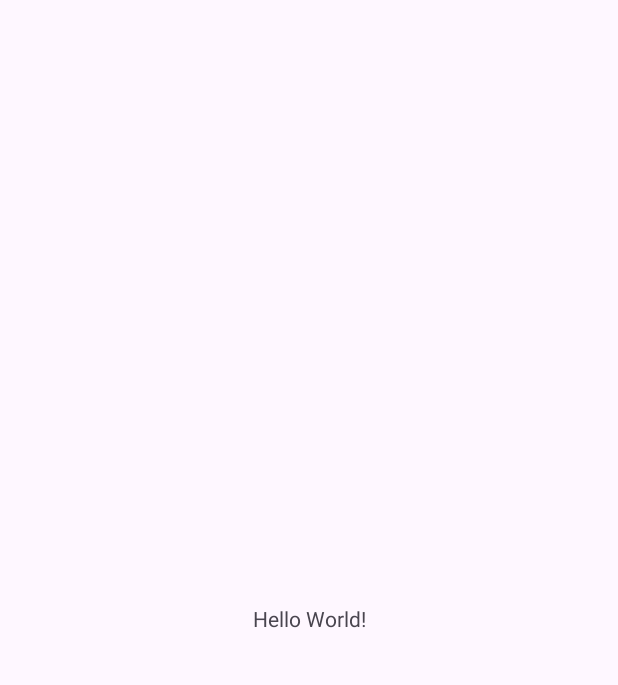
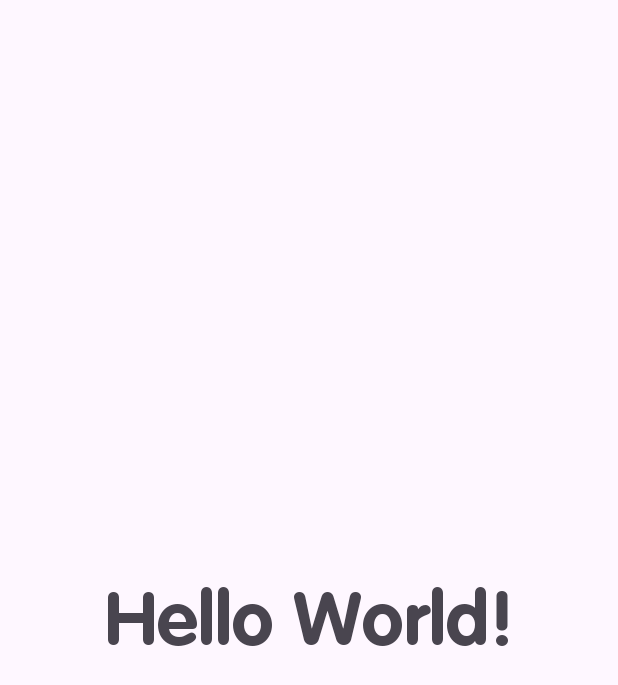
Before and after one commit to nnphuyen563/KidomToyStore, an Android app: the screen it shows after launch (MainActivity), on a phone screen of 412 x 824 dp. Before the commit the part shown is almost empty. Shown: the top 685 px of the screen. Run offline under Robolectric (Android 15) with nearby library versions, the phone set to English and light mode, and no system bars.

Commit message:
add custom font

```diff
--- a/app/src/main/res/layout/activity_main.xml
+++ b/app/src/main/res/layout/activity_main.xml
@@ -13,6 +13,8 @@
         app:layout_constraintBottom_toBottomOf="parent"
         app:layout_constraintEnd_toEndOf="parent"
         app:layout_constraintStart_toStartOf="parent"
-        app:layout_constraintTop_toTopOf="parent" />
+        app:layout_constraintTop_toTopOf="parent"
+        android:textSize="50sp"
+        android:fontFamily="@font/vag_rounded_bold"/>
 
 </androidx.constraintlayout.widget.ConstraintLayout>
```
Also changed, not shown: app/src/main/res/font/vag_rounded_bold.ttf (added), app/src/main/res/font/vag_rounded_m_bold.ttf (added), app/src/main/res/font/vag_rounded_regular.ttf (added).
